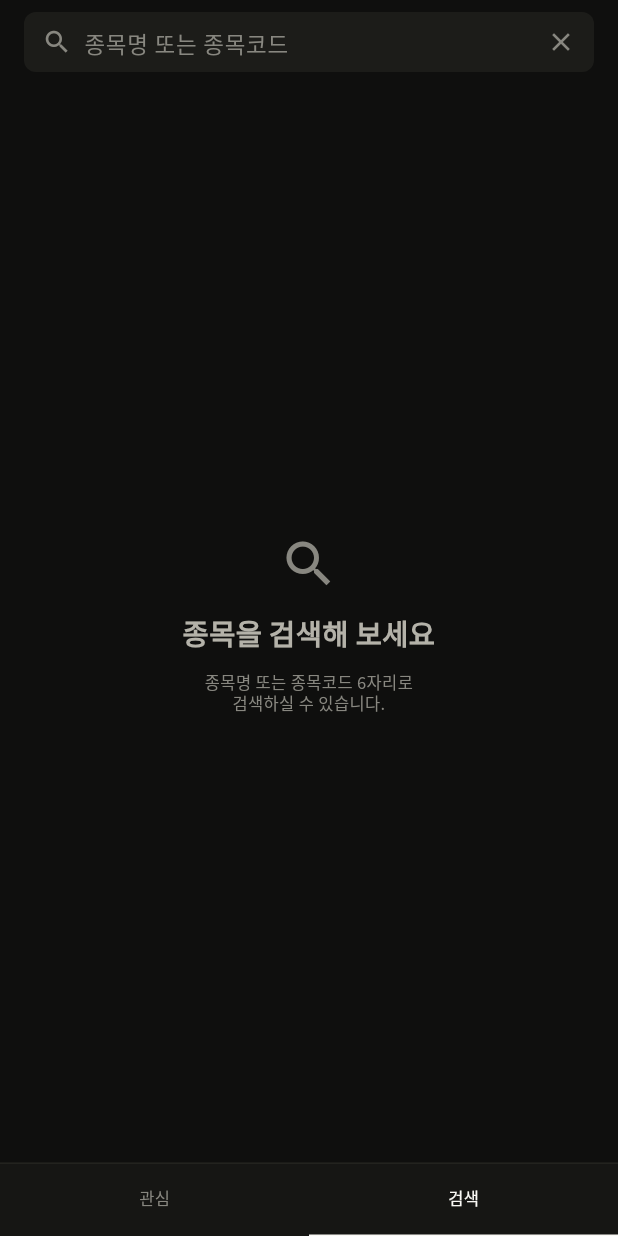
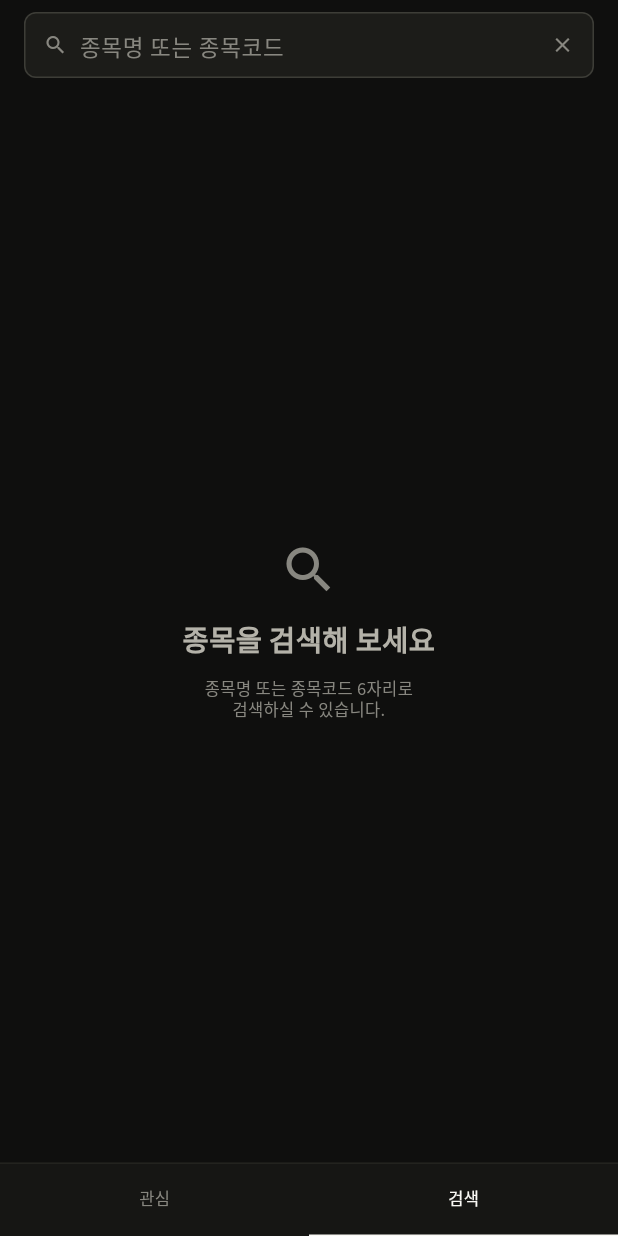
Before and after one commit to HA-SEUNG-JEONG/edencrew-assignment, a Flutter app: the screen it shows after launch, after a tap on "검색", on a phone screen of 412 x 824 dp. Run offline on Flutter 3.47's test engine with Material 3 defaults, Android fonts, the phone set to English and light mode, and no system bars; network calls fail.

Commit message:
fix: 검색 입력창을 시안 실측값에 맞춤
시안은 입력창에 1px borderStrong 테두리가 있고 높이도 고정이 아니라
세로 패딩 10이 정한다. 아이콘도 16이라 iconMd(20)가 시안보다 컸다.

Co-Authored-By: Claude Opus 5 (1M context) <noreply@anthropic.com>
Claude-Session: https://claude.ai/code/session_01MgdEE6iRMLwewkRs4THkh9

```diff
--- a/lib/ui/search_screen.dart
+++ b/lib/ui/search_screen.dart
@@ -154,20 +154,26 @@ class _SearchFieldState extends State<_SearchField> {
     final AppDimens dimens = context.dimens;
 
     return Padding(
-      padding: EdgeInsets.symmetric(
-        horizontal: dimens.space4,
-        vertical: dimens.space2,
+      padding: EdgeInsets.fromLTRB(
+        dimens.space4,
+        dimens.space2,
+        dimens.space4,
+        dimens.space3,
       ),
       child: Container(
-        height: 40,
-        padding: EdgeInsets.symmetric(horizontal: dimens.space3),
+        // 높이는 시안 실측 세로 패딩 10이 정한다. 고정 높이를 주지 않는다
+        padding: EdgeInsets.symmetric(horizontal: dimens.space3, vertical: 10),
         decoration: BoxDecoration(
           color: colors.surfaceSunken,
           borderRadius: BorderRadius.circular(dimens.radiusMd),
+          border: Border.all(
+            color: colors.borderStrong,
+            width: dimens.borderHairline,
+          ),
         ),
         child: Row(
           children: <Widget>[
-            Icon(Icons.search, size: dimens.iconMd, color: colors.textTertiary),
+            Icon(Icons.search, size: dimens.iconSm, color: colors.textTertiary),
             SizedBox(width: dimens.space2),
             Expanded(
               child: TextField(
@@ -176,7 +182,7 @@ class _SearchFieldState extends State<_SearchField> {
                 style: TextStyle(
                   color: colors.textPrimary,
                   fontSize: 15,
-                  fontWeight: AppTypography.regular,
+                  fontWeight: AppTypography.medium,
                 ),
                 decoration: InputDecoration(
                   isCollapsed: true,
@@ -205,7 +211,7 @@ class _SearchFieldState extends State<_SearchField> {
               },
               child: Icon(
                 Icons.close,
-                size: dimens.iconMd,
+                size: dimens.iconSm,
                 color: colors.textTertiary,
               ),
             ),
```
